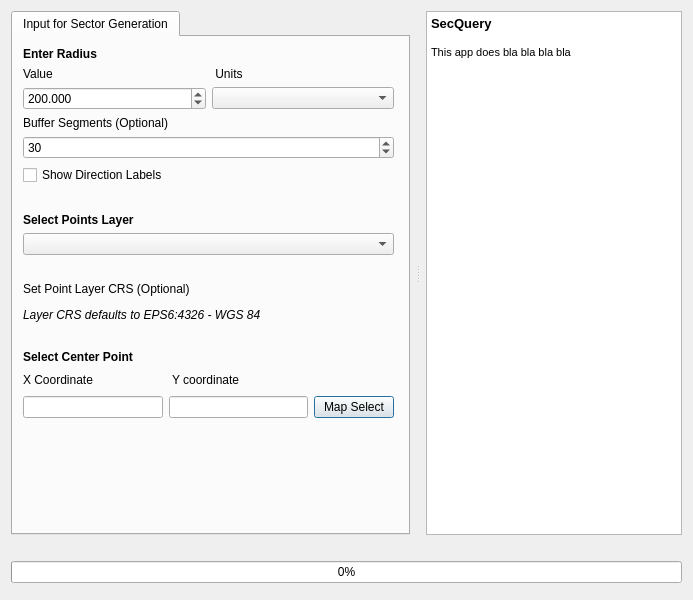
First picture: the form in ui/input_dialog.ui, repository srividya-p/SecQuery, before the edit.
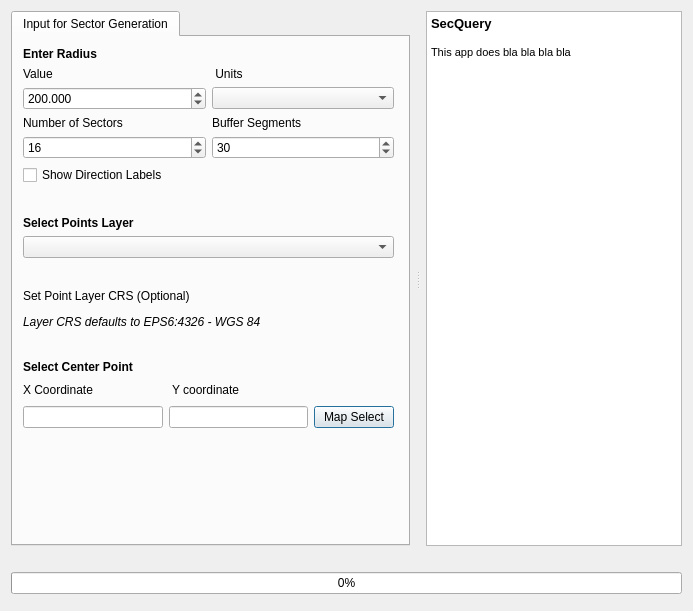
Second picture: the form after the edit. Custom widgets are drawn as their Qt base class.

Commit message: 👤 input for number of sectors

```diff
--- a/ui/input_dialog.ui
+++ b/ui/input_dialog.ui
@@ -7,7 +7,7 @@
     <x>0</x>
     <y>0</y>
     <width>693</width>
-    <height>600</height>
+    <height>611</height>
    </rect>
   </property>
   <property name="windowTitle">
@@ -66,7 +66,7 @@
              <x>10</x>
              <y>10</y>
              <width>371</width>
-             <height>441</height>
+             <height>451</height>
             </rect>
            </property>
            <layout class="QVBoxLayout" name="inpVLayout">
@@ -122,9 +122,35 @@
              </layout>
             </item>
             <item>
+             <layout class="QHBoxLayout" name="horizontalLayout_5">
+              <item>
+               <widget class="QLabel" name="label">
+                <property name="text">
+                 <string>Number of Sectors</string>
+                </property>
+               </widget>
+              </item>
+              <item>
              <widget class="QLabel" name="label_8">
               <property name="text">
-               <string>Buffer Segments (Optional)</string>
+                 <string>Buffer Segments</string>
+                </property>
+               </widget>
+              </item>
+             </layout>
+            </item>
+            <item>
+             <layout class="QHBoxLayout" name="horizontalLayout_6">
+              <item>
+               <widget class="QSpinBox" name="noOfSectorsInput">
+                <property name="minimum">
+                 <number>4</number>
+                </property>
+                <property name="maximum">
+                 <number>32</number>
+                </property>
+                <property name="value">
+                 <number>16</number>
               </property>
              </widget>
             </item>
@@ -137,6 +163,8 @@
                <number>30</number>
               </property>
              </widget>
+              </item>
+             </layout>
             </item>
             <item>
              <widget class="QCheckBox" name="labelCheckbox">
```
Lines whose indentation alone changed are shown as unchanged. The commit also changes 4 other files.
